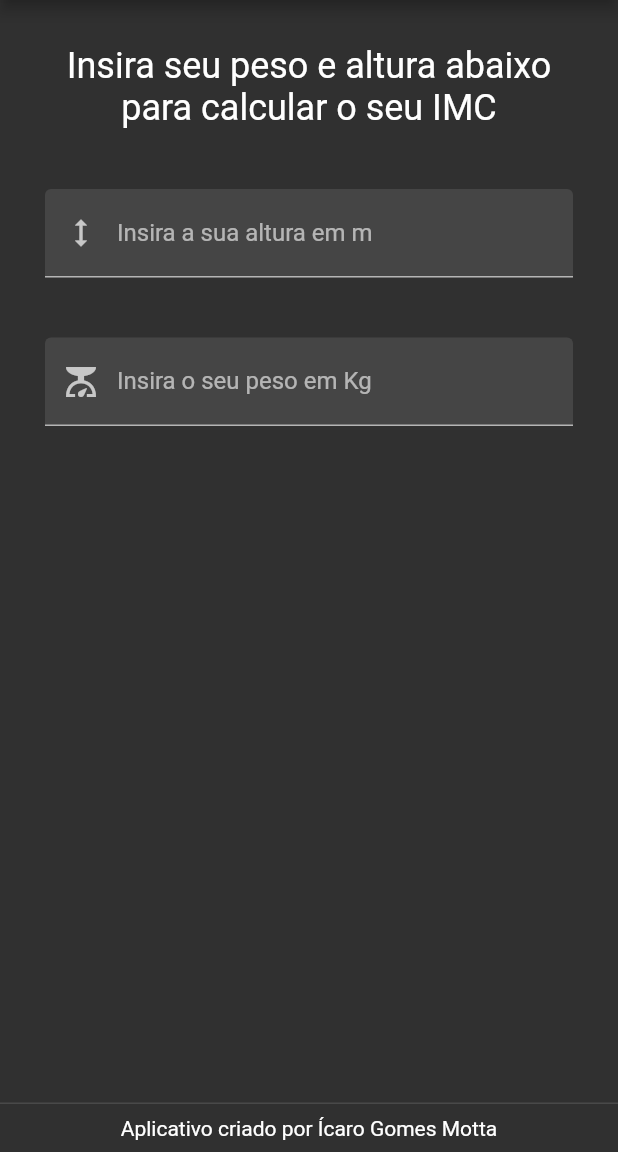
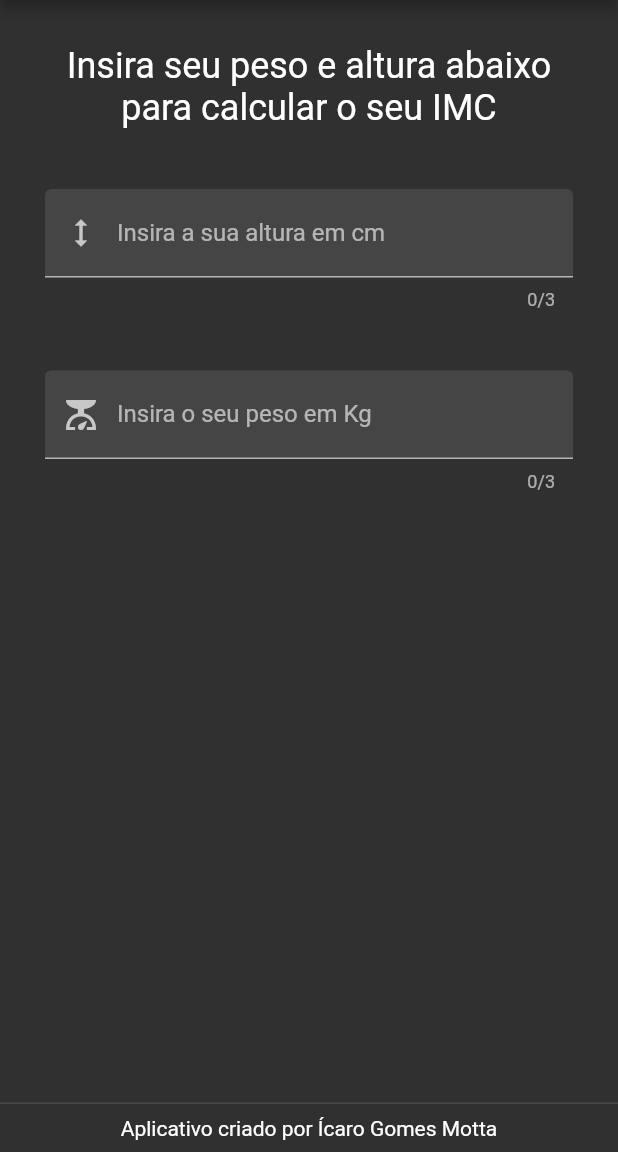
Before and after one commit to icarosuper/imc_calculator, a Flutter app: the screen it shows after launch, on a phone screen of 412 x 824 dp, the part 84-1236 px from its top. Run offline on Flutter 3.47's test engine with Material 2 defaults, Android fonts, the phone set to English and light mode, and no system bars.

Commit message:
fix: corrigindo formatação dos inputs.

```diff
--- a/lib/components/calculator.dart
+++ b/lib/components/calculator.dart
@@ -17,7 +17,7 @@ class _CalculatorState extends State<Calculator> {
 
   setImc() {
     try {
-      final height = double.parse(heightController.text);
+      final height = double.parse(heightController.text) / 100;
       final weight = double.parse(weightController.text);
 
       widget.setImc(getImc(height, weight));
@@ -50,23 +50,21 @@ class _CalculatorState extends State<Calculator> {
             )),
         TextField(
             controller: heightController,
-            keyboardType: const TextInputType.numberWithOptions(decimal: true),
-            inputFormatters: [
-              FilteringTextInputFormatter.allow(RegExp(r'^\d+\.?\d{0,2}'))
-            ],
+            keyboardType: const TextInputType.numberWithOptions(decimal: false),
+            inputFormatters: [FilteringTextInputFormatter.digitsOnly],
+            maxLength: 3,
             decoration: const InputDecoration(
-              labelText: 'Insira a sua altura em m',
+              labelText: 'Insira a sua altura em cm',
               prefixIcon: Icon(Icons.height),
               prefixText: 'Altura: ',
-              suffixText: 'm',
+              suffixText: 'cm',
               filled: true,
             )),
         TextField(
             controller: weightController,
-            keyboardType: const TextInputType.numberWithOptions(decimal: true),
-            inputFormatters: [
-              FilteringTextInputFormatter.allow(RegExp(r'^\d+\.?\d{0,2}'))
-            ],
+            keyboardType: const TextInputType.numberWithOptions(decimal: false),
+            inputFormatters: [FilteringTextInputFormatter.digitsOnly],
+            maxLength: 3,
             decoration: const InputDecoration(
               labelText: 'Insira o seu peso em Kg',
               prefixIcon: Icon(Icons.scale),
```
